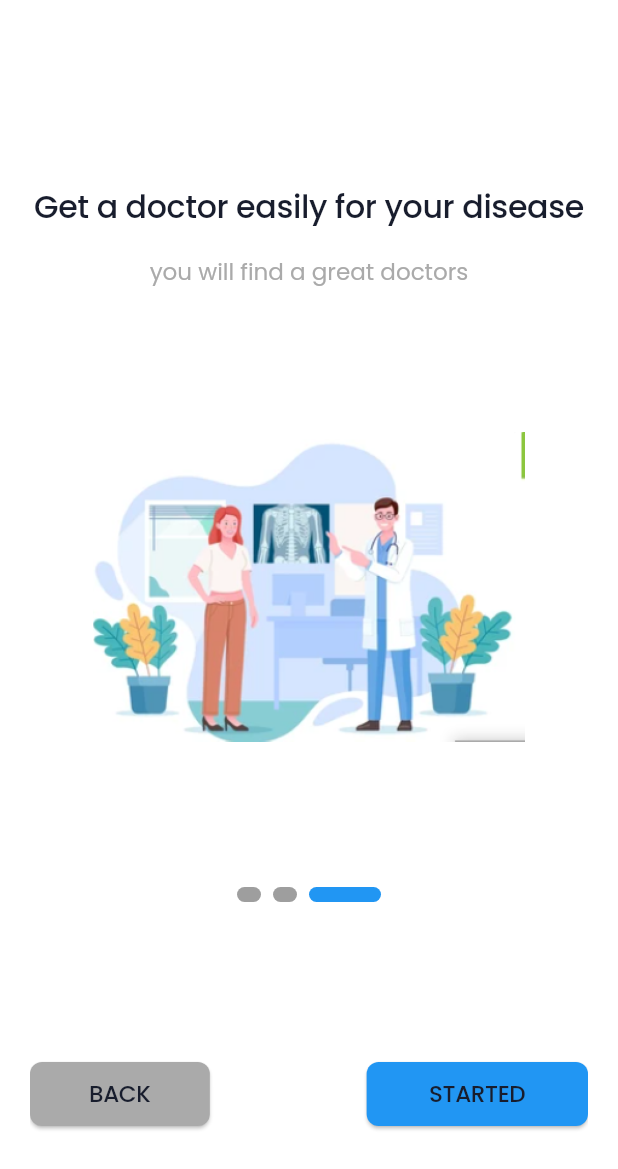
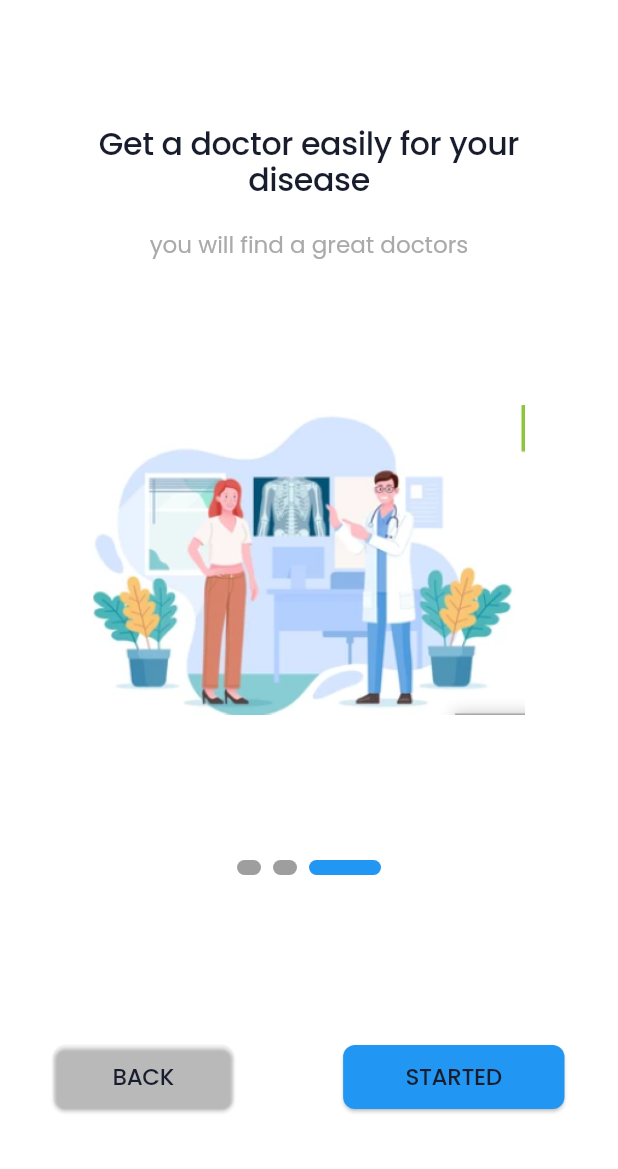
Before and after one commit to Ibrahim-Omran/health_check_api, a Flutter app: the screen it shows after launch, after a tap on "skip", on a phone screen of 412 x 824 dp. Shown: the top 1169 px of the screen. Run offline on Flutter 3.47's test engine with Material 3 defaults, Android fonts, the phone set to English and light mode, and no system bars; drawn by our look-alikes of smooth_page_indicator; our stand-ins replace flutter_animate, flutter_bloc, flutter_screenutil, get_it, google_fonts, iconly and 2 more; missing offline and left inert: tflite.

Commit message:
some change ui in on boarding screen

```diff
--- a/lib/features/auth/presentation/component/doctor_or_patient_component.dart
+++ b/lib/features/auth/presentation/component/doctor_or_patient_component.dart
@@ -7,7 +7,6 @@ import 'package:health_check/core/utils/commons.dart';
 import '../../../../core/utils/app_assets.dart';
 import '../../../../core/utils/app_colors.dart';
 import '../../../../core/utils/app_strings.dart';
-import '../../../../core/widget/custom_buttom.dart';
 
 class DoctorOrPatientComponent extends StatelessWidget {
   const DoctorOrPatientComponent({super.key});
--- a/lib/features/auth/presentation/screen/on_boarding_screen.dart
+++ b/lib/features/auth/presentation/screen/on_boarding_screen.dart
@@ -13,6 +13,7 @@ import '../../data/model/on_boarding_model.dart';
 
 class OnBoardingScreens extends StatelessWidget {
   OnBoardingScreens({super.key});
+
   final PageController controller = PageController();
 
   @override
@@ -20,14 +21,18 @@ class OnBoardingScreens extends StatelessWidget {
     return SafeArea(
       child: Scaffold(
         body: Padding(
-          padding: const EdgeInsets.all(20),
+          padding: const EdgeInsets.all(28),
           child: PageView.builder(
             controller: controller,
             itemCount: OnBoardingModel.onBoardingScreen.length,
-            itemBuilder: (context,index) {
-              return  Column(
+            itemBuilder: (context, index) {
+              return Column(
                 children: [
-                  const Spacer(flex: 2,),
+
+                  const Spacer(
+                    flex: 1,
+                  ),
+
                   // title
                   Text(
                     OnBoardingModel.onBoardingScreen[index].title,
@@ -51,10 +56,12 @@ class OnBoardingScreens extends StatelessWidget {
                   ),
 
                   // image
-                  Image.asset(
-                    OnBoardingModel.onBoardingScreen[index].imgPath,
+                  SizedBox(
                     width: 300.w,
                     height: 400.h,
+                    child: Image.asset(
+                      OnBoardingModel.onBoardingScreen[index].imgPath,
+                    ),
                   ),
 
                   SizedBox(
@@ -72,24 +79,29 @@ class OnBoardingScreens extends StatelessWidget {
                     ),
                   ),
 
-                 const Spacer(flex: 2,),
+                  const Spacer(
+                    flex: 2,
+                  ),
                   // buttons
 
-                  Row(
+                  // Row button on boarding
+                  Padding(
+                    padding: EdgeInsets.symmetric(horizontal: 8.w),
+                    child: Row(
                       children: [
-                      //skip
-                      index != 2 && index !=1 ? CustomButton(
-                        background: AppColors.grey,
+                        // skip && back
+                        index != 2 && index != 1
+                            ? CustomButton(
+                                background: AppColors.grey.withOpacity(0.02),
                                 width: 120.w,
                                 onPressed: () {
                                   controller.jumpToPage(2);
                                 },
                                 fontSize: 16,
-
                                 text: AppStrings.skip,
-
-                      ) : CustomButton(
-                        background: AppColors.grey,
+                              )
+                            : CustomButton(
+                                background: AppColors.grey.withOpacity(0.02),
                                 width: 130.w,
                                 onPressed: () {
                                   controller.previousPage(
@@ -98,16 +110,14 @@ class OnBoardingScreens extends StatelessWidget {
                                   );
                                 },
                                 fontSize: 16,
-
                                 text: AppStrings.back,
-
                               ),
-
 
                         const Spacer(),
 
-
-                      index != 2 ? CustomButton(
+                        // Next && Get Start
+                        index != 2
+                            ? CustomButton(
                                 width: 120.w,
                                 fontSize: 16,
                                 onPressed: () {
@@ -117,39 +127,42 @@ class OnBoardingScreens extends StatelessWidget {
                                   );
                                 },
                                 text: AppStrings.next,
-
-                      ) : CustomButton(
+                              )
+                            : CustomButton(
                                 width: 160.w,
                                 onPressed: () async {
-                          // Navigate to home screen
+                                  // Navigate to Login screen
+                                  // save data on cache memory
                                   await sl<CacheHelper>()
                                       .saveData(
                                           key: AppStrings.onBoardingKey,
                                           value: true)
                                       .then((value) {
+                                     // navigate to login screen
                                     navigate(
                                       context: context,
                                       route: Routes.login,
                                     );
+
                                   }).catchError((e) {
                                     debugPrint(e.toString());
                                   });
                                 },
                                 fontSize: 16,
                                 text: AppStrings.started,
-
                               )
-
                       ],
                     ),
-                  const Spacer(flex: 1,),
+                  ),
+
+                  const Spacer(
+                    flex: 1,
+                  ),
                 ],
               );
             },
-
           ),
         ),
-
       ),
     );
   }
--- a/lib/features/auth/presentation/screen/splash_screen.dart
+++ b/lib/features/auth/presentation/screen/splash_screen.dart
@@ -27,8 +27,8 @@ class _SplashScreenState extends State<SplashScreen> {
     bool isVisited =
         sl<CacheHelper>().getData(key: AppStrings.onBoardingKey) ?? false;
 
-    Future.delayed(const Duration(seconds: 3), () {
-      navigate(
+    Future.delayed(const Duration(seconds: 2), () {
+      navigateReplacement(
         context: context,
         route: isVisited ? Routes.login : Routes.onBoarding,
       );
```
Also changed, not shown: lib/core/routes/app_routes.dart (+0 -8 lines). Lines whose indentation alone changed are shown as unchanged.
